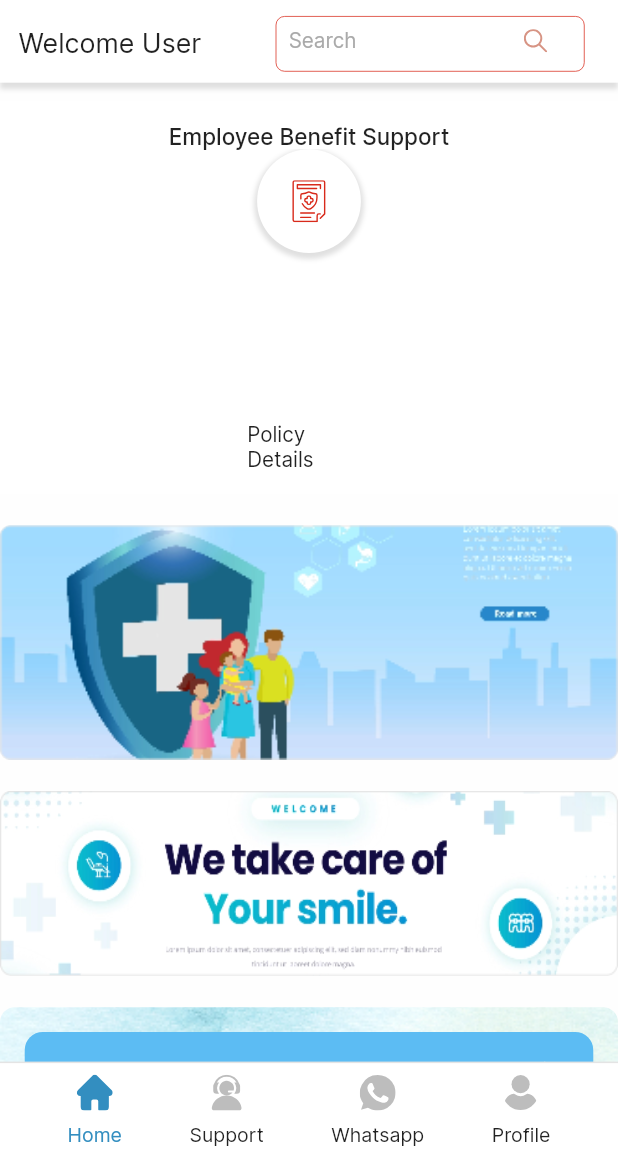
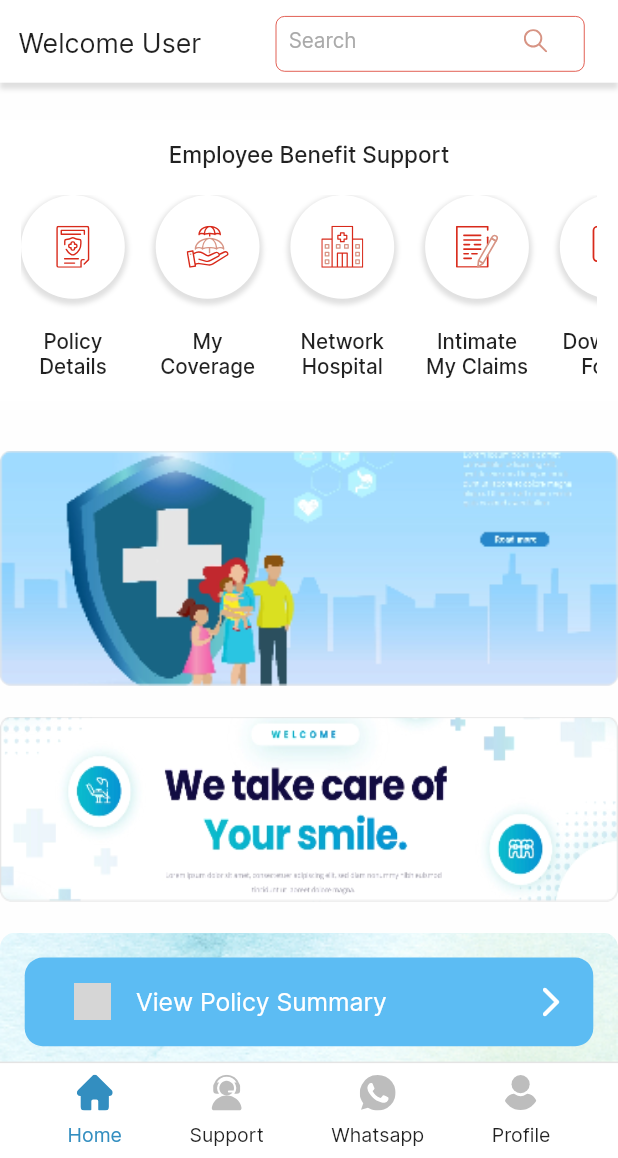
Before and after one commit to PankajPatil17/HDFC, a Flutter app: the HomePage screen opened directly, on a phone screen of 412 x 824 dp, the part 78-1236 px from its top. Run offline on Flutter 3.47's test engine with Material 2 defaults, Android fonts, the phone set to English and light mode, and no system bars; drawn by our look-alikes of carousel_slider; our stand-ins replace device_info_plus, dotted_border, file_picker, firebase_messaging, flutter_local_notifications, flutter_svg and 10 more; missing offline and left inert: store_redirect; accounts and stored records are empty; network calls fail; grey boxes are pictures that could not be loaded.

Commit message:
first commit

```diff
--- a/lib/Controller/HomePageController.dart
+++ b/lib/Controller/HomePageController.dart
@@ -24,13 +24,13 @@ class HomePageController extends GetxController {
   }
 
   List HealthName = [
-    'Policy Details',
-    'My Coverage',
-    'Network Hospital',
-    'Intimate My Claims',
-    'Download Forms',
-    'Members Covered',
-    'My Claim Status',
+    'Policy\nDetails',
+    'My\nCoverage',
+    'Network\nHospital',
+    'Intimate\nMy Claims',
+    'Download\nForms',
+    'Members\nCovered',
+    'My Claim\nStatus',
   ];
 
   List HealthImage = [
--- a/lib/Screens/HomePage.dart
+++ b/lib/Screens/HomePage.dart
@@ -44,8 +44,26 @@ class _HomePageState extends State<HomePage> {
 
   var AccountController = Get.put(MyAccountProfileController());
   var HomeController = Get.put(HomePageController());
+
+  final ScrollController _controller = ScrollController();
+  _scrollDown() {
+    setState(() {
+      _controller.animateTo(
+        _controller.position.maxScrollExtent,
+        duration: Duration(milliseconds: 800),
+        curve: Curves.fastOutSlowIn,
+      );
+    });
+  }
+
+  runscroll() async {
+    await _scrollDown();
+    setState(() {});
+  }
+
   @override
   Widget build(BuildContext context) {
+    runscroll();
     return Scaffold(
       backgroundColor: Color(0xffFEFEFE),
       drawer: CustomDrawer(),
@@ -235,6 +253,7 @@ class _HomePageState extends State<HomePage> {
   HealthInsurance() {
     return Container(
       padding: EdgeInsets.all(1.7.h),
+      margin: EdgeInsets.only(top: 1.5.h, bottom: 1.5.h),
       width: 100.h,
       color: pWhite,
       child: Column(
@@ -246,15 +265,17 @@ class _HomePageState extends State<HomePage> {
               textStyle: labelTextStyleBlackMedium16,
             ),
           ),
-          CarouselSlider.builder(
+          Container(
+            margin: EdgeInsets.only(top: 2.2.h),
+            height: 15.h,
+            width: 100.h,
+            child: ListView.builder(
               itemCount: HomeController.HealthName.length,
-            itemBuilder: (BuildContext context, int index, int realIndex) {
-              return Container(
-                width: 10.h,
-                decoration: BoxDecoration(
-                  color: Colors.white,
-                  borderRadius: BorderRadius.circular(6),
-                ),
+              controller: _controller,
+              scrollDirection: Axis.horizontal,
+              itemBuilder: (context, index) {
+                return Padding(
+                  padding: EdgeInsets.only(right: 2.5.h),
                   child: Column(
                     crossAxisAlignment: CrossAxisAlignment.center,
                     mainAxisAlignment: MainAxisAlignment.spaceBetween,
@@ -272,28 +293,69 @@ class _HomePageState extends State<HomePage> {
                       ),
                       Text(
                         '${HomeController.HealthName[index]}',
+                        textAlign: TextAlign.center,
                         maxLines: 2,
                         overflow: TextOverflow.ellipsis,
                         style: TextStyle(
                           fontFamily: 'Inter',
                           fontSize: 10.sp,
-                        fontWeight: FontWeight.w400,
+                          fontWeight: FontWeight.w500,
                         ),
                       )
                     ],
                   ),
                 );
               },
-            options: CarouselOptions(
-              autoPlay: true,
-              pauseAutoPlayOnManualNavigate: true,
-              pauseAutoPlayOnTouch: true,
-              viewportFraction: 1,
-              aspectRatio: 16 / 9,
-              initialPage: 0,
-              autoPlayInterval: Duration(seconds: 4),
             ),
-          ),
+          )
+          // CarouselSlider.builder(
+          //   itemCount: HomeController.HealthName.length,
+          //   itemBuilder: (BuildContext context, int index, int realIndex) {
+          //     return Container(
+          //       width: 10.h,
+          //       decoration: BoxDecoration(
+          //         color: Colors.white,
+          //         borderRadius: BorderRadius.circular(6),
+          //       ),
+          //       child: Column(
+          //         crossAxisAlignment: CrossAxisAlignment.center,
+          //         mainAxisAlignment: MainAxisAlignment.spaceBetween,
+          //         children: [
+          // Container(
+          //   padding: EdgeInsets.all(2.5.h),
+          //   decoration: BoxDecoration(
+          //       shape: BoxShape.circle,
+          //       color: pWhite,
+          //       boxShadow: commonboxshadow),
+          //   child: SvgPicture.asset(
+          //     '${HomeController.HealthImage[index]}',
+          //     fit: BoxFit.fill,
+          //   ),
+          // ),
+          // Text(
+          //   '${HomeController.HealthName[index]}',
+          //   maxLines: 2,
+          //   overflow: TextOverflow.ellipsis,
+          //   style: TextStyle(
+          //     fontFamily: 'Inter',
+          //     fontSize: 10.sp,
+          //     fontWeight: FontWeight.w400,
+          //   ),
+          // )
+          //         ],
+          //       ),
+          //     );
+          //   },
+          //   options: CarouselOptions(
+          //     autoPlay: true,
+          //     pauseAutoPlayOnManualNavigate: true,
+          //     pauseAutoPlayOnTouch: true,
+          //     viewportFraction: 1,
+          //     aspectRatio: 16 / 9,
+          //     initialPage: 0,
+          //     autoPlayInterval: Duration(seconds: 4),
+          //   ),
+          // ),
         ],
       ),
     );
```
Lines whose indentation alone changed are shown as unchanged.
